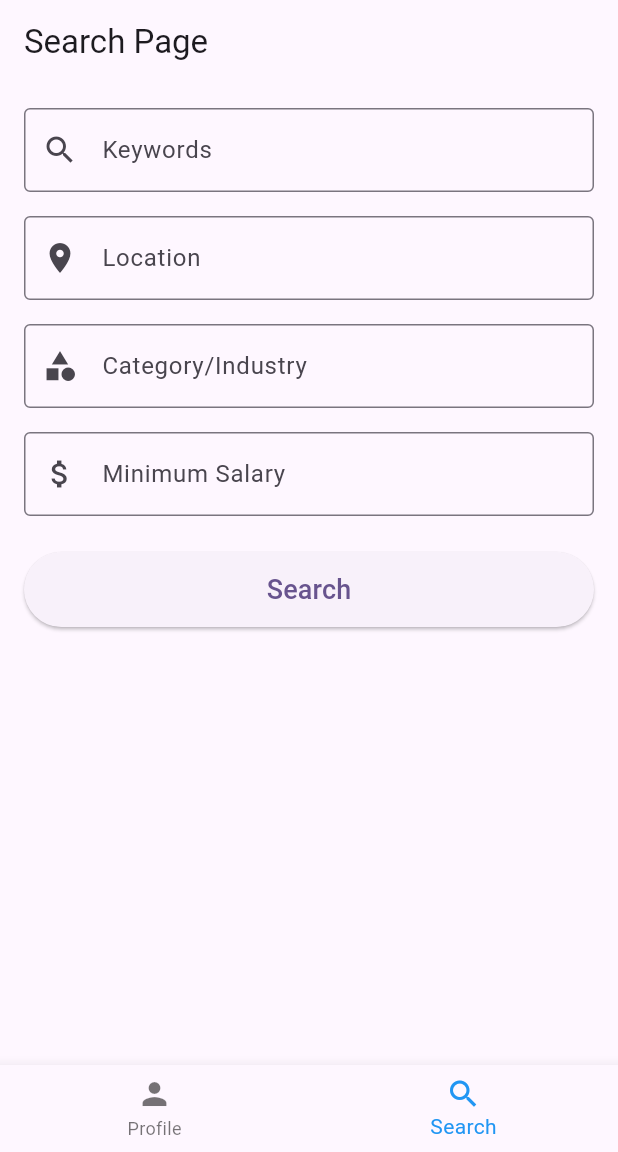
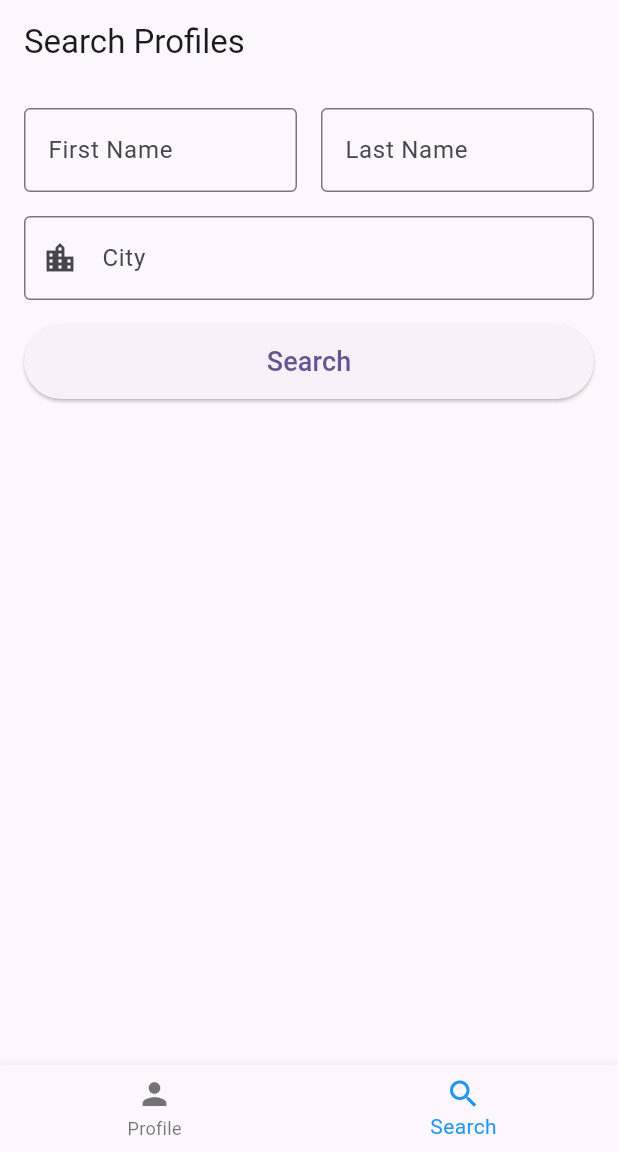
Before and after one commit to JohnRob1/MatStrat, a Flutter app: the screen it shows after launch, item 2 of the bottom bar chosen, on a phone screen of 412 x 824 dp, the part 84-1236 px from its top. Run offline on Flutter 3.47's test engine with Material 3 defaults, Android fonts, the phone set to English and light mode, and no system bars.

Commit message:
search profile UI, app config

```diff
--- /dev/null
+++ b/client/lib/config/app_config.dart
@@ -0,0 +1,5 @@
+class AppConfig {
+  static const String appName = 'MatStrat';
+  static const String baseUrl = 'localhost:8080';
+  static const int defaultTimeout = 30; // in seconds
+}
--- a/client/lib/search/search-view.dart
+++ b/client/lib/search/search-view.dart
@@ -6,79 +6,44 @@ class SearchView extends StatelessWidget {
   @override
   Widget build(BuildContext context) {
     return Scaffold(
-      appBar: AppBar(title: const Text('Search Page')),
+      appBar: AppBar(title: const Text('Search Profiles')),
       body: SingleChildScrollView(
         padding: const EdgeInsets.all(16.0),
         child: Form(
           child: Column(
             crossAxisAlignment: CrossAxisAlignment.stretch,
             children: <Widget>[
-              // Input Field 1: Keywords
+              Row(
+                mainAxisAlignment: MainAxisAlignment.spaceBetween,
+                children: <Widget>[
+                  Expanded(
+                    child: TextFormField(
+                      decoration: const InputDecoration(
+                        labelText: 'First Name',
+                        border: OutlineInputBorder(),
+                      ),
+                    ),
+                  ),
+                  const SizedBox(width: 16.0),
+                  Expanded(
+                    child: TextFormField(
+                      decoration: const InputDecoration(
+                        labelText: 'Last Name',
+                        border: OutlineInputBorder(),
+                      ),
+                    ),
+                  ),
+                ],
+              ),
+              const SizedBox(height: 16.0),
               TextFormField(
                 decoration: const InputDecoration(
-                  labelText: 'Keywords',
-                  hintText: 'e.g., "Software Engineer", "Marketing"',
+                  labelText: 'City',
                   border: OutlineInputBorder(),
-                  prefixIcon: Icon(Icons.search),
-                ),
-                validator: (value) {
-                  if (value == null || value.isEmpty) {
-                    return 'Please enter keywords';
-                  }
-                  return null;
-                },
-              ),
-              const SizedBox(height: 16.0),
-
-              // Input Field 2: Location
-              TextFormField(
-                decoration: const InputDecoration(
-                  labelText: 'Location',
-                  hintText: 'e.g., "New York, NY", "Remote"',
-                  border: OutlineInputBorder(),
-                  prefixIcon: Icon(Icons.location_on),
-                ),
-                validator: (value) {
-                  if (value == null || value.isEmpty) {
-                    return 'Please enter a location';
-                  }
-                  return null;
-                },
-              ),
-              const SizedBox(height: 16.0),
-
-              // Input Field 3: Category/Industry
-              TextFormField(
-                decoration: const InputDecoration(
-                  labelText: 'Category/Industry',
-                  hintText: 'e.g., "Technology", "Healthcare"',
-                  border: OutlineInputBorder(),
-                  prefixIcon: Icon(Icons.category),
+                  prefixIcon: Icon(Icons.location_city),
                 ),
               ),
               const SizedBox(height: 16.0),
-
-              // Input Field 4: Salary Range (Example of a numeric input)
-              TextFormField(
-                keyboardType: TextInputType.number,
-                decoration: const InputDecoration(
-                  labelText: 'Minimum Salary',
-                  hintText: 'e.g., "50000"',
-                  border: OutlineInputBorder(),
-                  prefixIcon: Icon(Icons.attach_money),
-                ),
-                validator: (value) {
-                  if (value != null &&
-                      value.isNotEmpty &&
-                      int.tryParse(value) == null) {
-                    return 'Please enter a valid number';
-                  }
-                  return null;
-                },
-              ),
-              const SizedBox(height: 24.0),
-
-              // Search Button
               ElevatedButton(
                 onPressed: () {
                   ScaffoldMessenger.of(context).showSnackBar(
```
Also changed, not shown: client/lib/search/search-viewmodel.dart (renamed from client/lib/search/search-view-model.dart).
